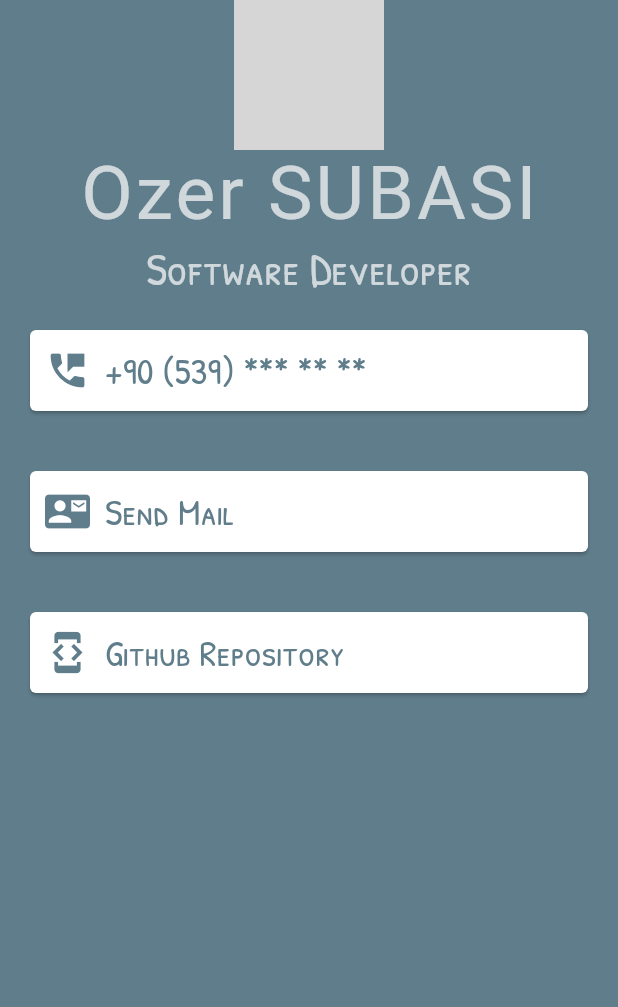
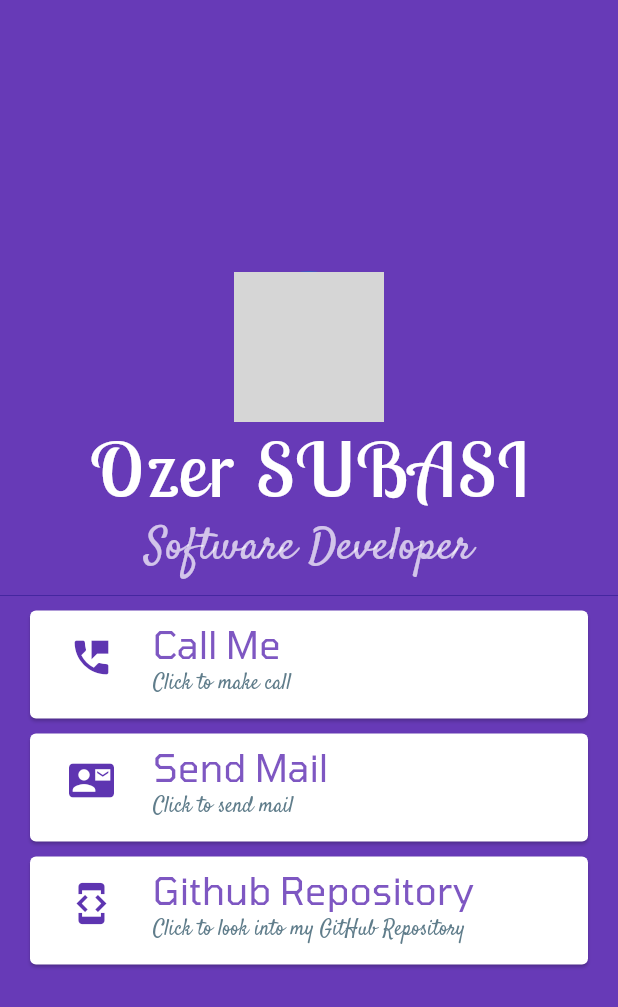
Before and after one commit to ozers/personal_card_flutter, a Flutter app: the screen it shows after launch, on a phone screen of 412 x 824 dp. Shown: the top 1007 px of the screen. Run offline on Flutter 3.47's test engine with Material 2 defaults, Android fonts, the phone set to English and light mode, and no system bars; Roboto replaces fonts that are missing (ZhiMangXing); grey boxes are pictures that could not be loaded.

Commit message:
added button events, changed widgets, fonts and colors.

```diff
--- a/lib/main.dart
+++ b/lib/main.dart
@@ -10,9 +10,12 @@ class MyApp extends StatelessWidget {
   Widget build(BuildContext context) {
     return MaterialApp(
       home: Scaffold(
-        backgroundColor: Colors.blueGrey,
+        primary: true,
+        backgroundColor: Colors.deepPurple,
         body: SafeArea(
-          child: Column(children: <Widget>[
+          child: Column(
+              mainAxisAlignment: MainAxisAlignment.center,
+              children: <Widget>[
                 CircleAvatar(
                   radius: 50.0,
                   backgroundImage: AssetImage('./images/ozer.png'),
@@ -20,24 +23,29 @@ class MyApp extends StatelessWidget {
                 Text(
                   'Ozer SUBASI',
                   style: TextStyle(
-                fontFamily: 'ZhiMangXing',
+                    fontFamily: 'LobsterTwo',
                     fontSize: 50.0,
-                color: Colors.white70,
+                    color: Colors.white,
                     letterSpacing: 2,
                   ),
                 ),
                 Text(
                   'Software Developer',
                   style: TextStyle(
-                fontFamily: 'PatrickHandSC',
+                    fontFamily: 'Satisfy',
                     fontSize: 30.0,
                     color: Colors.white70,
+                  ),
+                ),
+                SizedBox(
+                  height: 20.0,
+                  child: Divider(
+                    color: Colors.deepPurple[800],
                   ),
                 ),
                 Card(
                   color: Colors.white,
                   margin: EdgeInsets.symmetric(
-                vertical: 20.0,
                     horizontal: 20.0,
                   ),
                   child: InkWell(
@@ -48,26 +56,29 @@ class MyApp extends StatelessWidget {
                     },
                     child: Padding(
                       padding: EdgeInsets.symmetric(
-                    vertical: 10.0,
                         horizontal: 10.0,
                       ),
-                  child: Row(
-                    children: <Widget>[
-                      Icon(
+                      child: ListTile(
+                        leading: Icon(
                           Icons.perm_phone_msg,
                           size: 30.0,
+                          color: Colors.deepPurple[600],
+                        ),
+                        title: Text(
+                          'Call Me',
+                          style: TextStyle(
+                            fontFamily: 'Tomorrow',
+                            fontSize: 25.0,
+                            color: Colors.deepPurple[400],
+                          ),
+                        ),
+                        subtitle: Text(
+                          'Click to make call',
+                          style: TextStyle(
+                            fontFamily: 'Satisfy',
                             color: Colors.blueGrey,
                           ),
-                      SizedBox(
-                        width: 10.0,
                         ),
-                      Text('+90 (539) *** ** **',
-                          style: TextStyle(
-                            fontFamily: 'PatrickHandSC',
-                            fontSize: 25.0,
-                            color: Colors.blueGrey,
-                          )),
-                    ],
                       ),
                     ),
                   ),
@@ -75,7 +86,7 @@ class MyApp extends StatelessWidget {
                 Card(
                   color: Colors.white,
                   margin: EdgeInsets.symmetric(
-                vertical: 20.0,
+                    vertical: 10.0,
                     horizontal: 20.0,
                   ),
                   child: InkWell(
@@ -86,26 +97,29 @@ class MyApp extends StatelessWidget {
                     },
                     child: Padding(
                       padding: EdgeInsets.symmetric(
-                    vertical: 10.0,
                         horizontal: 10.0,
                       ),
-                  child: Row(
-                    children: <Widget>[
-                      Icon(
+                      child: ListTile(
+                        leading: Icon(
                           Icons.contact_mail,
                           size: 30.0,
+                          color: Colors.deepPurple[600],
+                        ),
+                        title: Text(
+                          'Send Mail',
+                          style: TextStyle(
+                            fontFamily: 'Tomorrow',
+                            fontSize: 25.0,
+                            color: Colors.deepPurple[400],
+                          ),
+                        ),
+                        subtitle: Text(
+                          'Click to send mail',
+                          style: TextStyle(
+                            fontFamily: 'Satisfy',
                             color: Colors.blueGrey,
                           ),
-                      SizedBox(
-                        width: 10.0,
                         ),
-                      Text('Send Mail',
-                          style: TextStyle(
-                            fontFamily: 'PatrickHandSC',
-                            fontSize: 25.0,
-                            color: Colors.blueGrey,
-                          )),
-                    ],
                       ),
                     ),
                   ),
@@ -113,7 +127,6 @@ class MyApp extends StatelessWidget {
                 Card(
                   color: Colors.white,
                   margin: EdgeInsets.symmetric(
-                vertical: 20.0,
                     horizontal: 20.0,
                   ),
                   child: InkWell(
@@ -124,26 +137,26 @@ class MyApp extends StatelessWidget {
                     },
                     child: Padding(
                       padding: EdgeInsets.symmetric(
-                    vertical: 10.0,
                         horizontal: 10.0,
                       ),
-                  child: Row(
-                    children: <Widget>[
-                      Icon(
+                      child: ListTile(
+                        leading: Icon(
                           Icons.developer_mode,
                           size: 30.0,
-                        color: Colors.blueGrey,
+                          color: Colors.deepPurple[600],
                         ),
-                      SizedBox(
-                        width: 10.0,
+                        title: Text('Github Repository',
+                            style: TextStyle(
+                              fontFamily: 'Tomorrow',
+                              fontSize: 25.0,
+                              color: Colors.deepPurple[400],
+                            )),
+                        subtitle: Text(
+                          'Click to look into my GitHub Repository',
+                          style: TextStyle(
+                              fontFamily: 'Satisfy',
+                              color: Colors.blueGrey),
                         ),
-                      Text('Github Repository',
-                          style: TextStyle(
-                            fontFamily: 'PatrickHandSC',
-                            fontSize: 25.0,
-                            color: Colors.blueGrey,
-                          )),
-                    ],
                       ),
                     ),
                   ),
```
Also changed, not shown: pubspec.yaml (+22 -2 lines), demo/ozers_personal_card.gif (added), fonts/LobsterTwo-Regular.ttf (added), fonts/Satisfy-Regular.ttf (added), fonts/Tomorrow-Regular.ttf (added), fonts/TradeWinds-Regular.ttf (added), 2 other files. Lines whose indentation alone changed are shown as unchanged.
